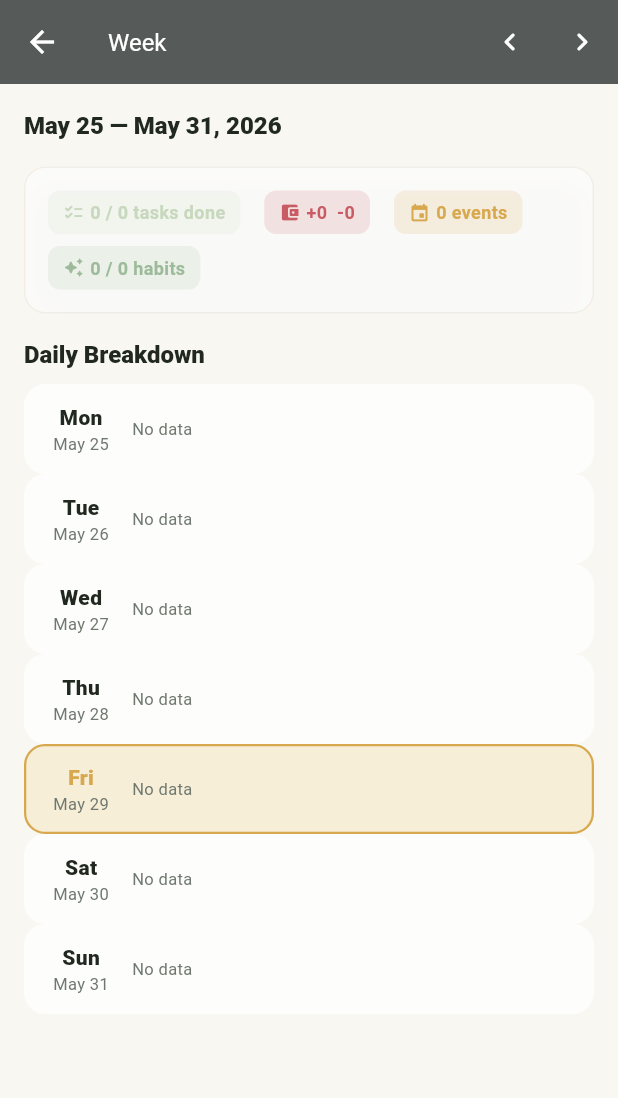
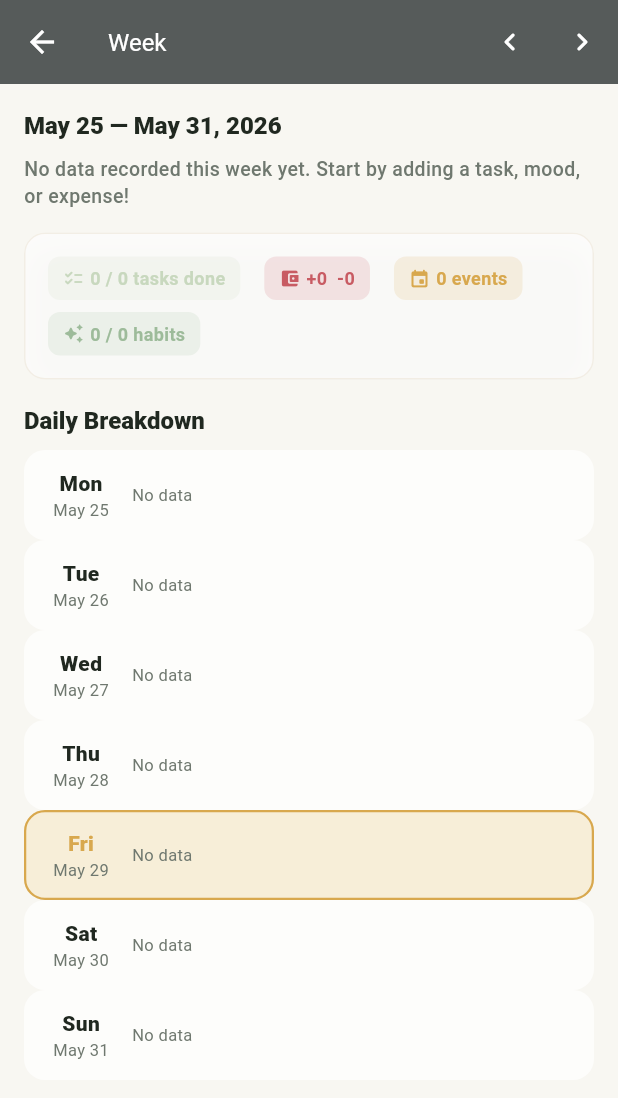
Before and after one commit to HectorZouMingxuan/cute-daily-planner, a Flutter app: the WeeklyOverviewScreen screen opened by its route, on a phone screen of 412 x 824 dp. Shown: the top 1098 px of the screen. Run offline on Flutter 3.47's test engine with Material 3 defaults, Android fonts, the phone set to English and light mode, and no system bars; our stand-ins replace cloud_firestore, firebase_auth, firebase_core, flutter_local_notifications, flutter_riverpod, hive_flutter and 2 more; accounts and stored records are empty.

Commit message:
v2.6: add narrative summary to weekly overview
Co-Authored-By: Claude Opus 4.7 <noreply@anthropic.com>

```diff
--- a/lib/screens/weekly_overview_screen.dart
+++ b/lib/screens/weekly_overview_screen.dart
@@ -165,6 +165,11 @@ class _WeeklyOverviewScreenState extends ConsumerState<WeeklyOverviewScreen> {
               padding: const EdgeInsets.all(AppSpacing.md),
               children: [
                 Text(weekRange, style: AppTextStyles.sectionTitle),
+                const SizedBox(height: AppSpacing.sm),
+                Text(
+                  _narrativeSummary(totalTasksDone, totalTasks, totalIncome, totalSpending, avgMood, habitDaysChecked, habitTotalDays, totalEvents),
+                  style: const TextStyle(fontSize: 13, color: AppColors.textMuted, fontWeight: FontWeight.w500, height: 1.4),
+                ),
                 const SizedBox(height: AppSpacing.md),
                 // Aggregate summary row
                 SoftCard(
@@ -244,6 +249,56 @@ class _WeeklyOverviewScreenState extends ConsumerState<WeeklyOverviewScreen> {
 
   bool _isSameDate(DateTime a, DateTime b) {
     return a.year == b.year && a.month == b.month && a.day == b.day;
+  }
+
+  String _narrativeSummary(
+    int tasksDone,
+    int tasksTotal,
+    double income,
+    double spending,
+    MoodOption? avgMood,
+    int habitsChecked,
+    int habitsTotal,
+    int totalEvents,
+  ) {
+    if (tasksTotal == 0 && income == 0 && spending == 0 && avgMood == null && habitsChecked == 0 && totalEvents == 0) {
+      return 'No data recorded this week yet. Start by adding a task, mood, or expense!';
+    }
+
+    final parts = <String>[];
+
+    if (tasksTotal > 0) {
+      if (tasksDone == tasksTotal) {
+        parts.add('All $tasksTotal tasks completed — a perfect productivity week!');
+      } else if (tasksDone > tasksTotal / 2) {
+        parts.add('$tasksDone of $tasksTotal tasks done — making great progress.');
+      } else {
+        parts.add('$tasksDone of $tasksTotal tasks completed.');
+      }
+    }
+
+    if (totalEvents > 0) {
+      parts.add('$totalEvents event${totalEvents == 1 ? '' : 's'} this week.');
+    }
+
+    if (avgMood != null) {
+      parts.add('Mostly felt ${avgMood.label.toLowerCase()}.');
+    }
+
+    final net = income - spending;
+    if (income > 0 && spending > 0) {
+      parts.add('Earned +${income.toStringAsFixed(0)}, spent -${spending.toStringAsFixed(0)} (net ${net > 0 ? "+" : ""}${net.toStringAsFixed(0)}).');
+    } else if (income > 0) {
+      parts.add('Earned +${income.toStringAsFixed(0)}.');
+    } else if (spending > 0) {
+      parts.add('Spent -${spending.toStringAsFixed(0)}.');
+    }
+
+    if (habitsChecked > 0) {
+      parts.add('$habitsChecked of $habitsTotal habits checked in.');
+    }
+
+    return parts.join(' ');
   }
 }
 
```
Also changed, not shown: 1 other file.
